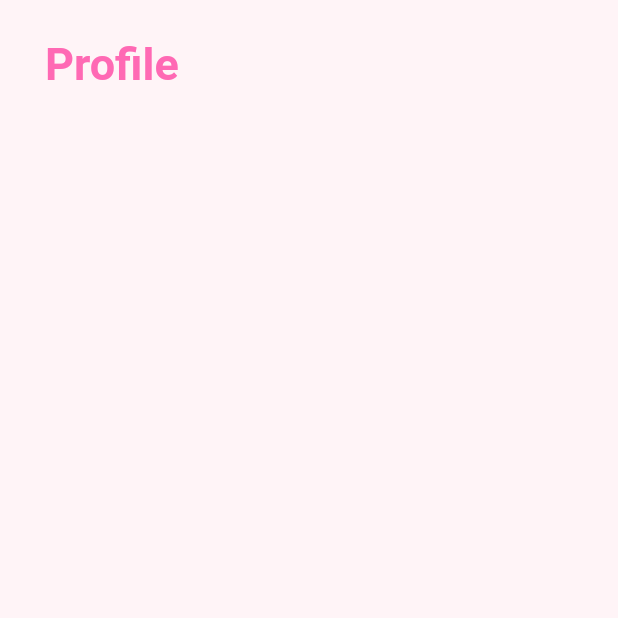
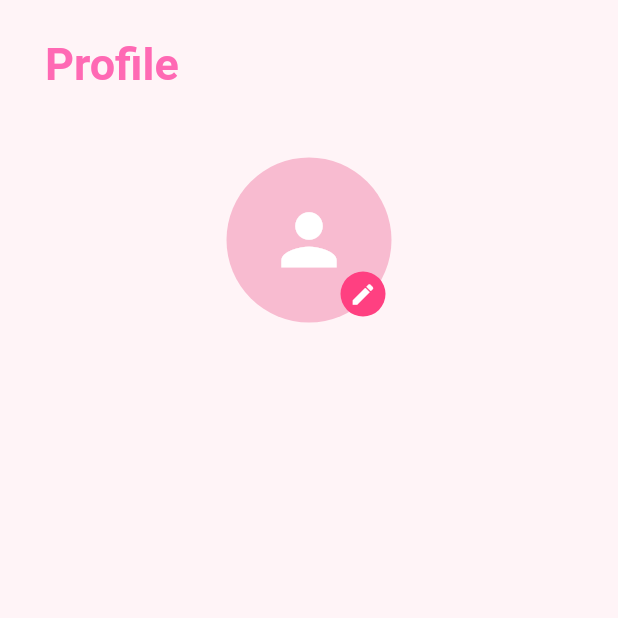
Before and after one commit to ayeshashehzad299/Glitzy, a Flutter app: the ProfileScreen screen opened directly, on a phone screen of 412 x 824 dp, the top half of it. Run offline on Flutter 3.47's test engine with Material 3 defaults, Android fonts, the phone set to English and light mode, and no system bars; our stand-ins replace cloud_firestore, firebase_auth, firebase_core, google_fonts, google_sign_in; accounts and stored records are empty; Roboto replaces fonts that are missing (Chilanka).

Commit message:
add profile avatar component (image picker & supabase upload pending)

```diff
--- a/lib/screens/profile/profile_screen.dart
+++ b/lib/screens/profile/profile_screen.dart
@@ -1,3 +1,4 @@
+import 'package:chatt_app/widgets/profile_avatar.dart';
 import 'package:flutter/material.dart';
 import 'package:google_fonts/google_fonts.dart';
 
@@ -35,6 +36,11 @@ class _ProfileScreenState extends State<ProfileScreen> {
           ),
         ),
       ),
+      body: SingleChildScrollView(
+        child: Center(
+          child: Column(children: [SizedBox(height: 25), ProfileAvatar()]),
+        ),
+      ),
     );
   }
 }
--- /dev/null
+++ b/lib/widgets/profile_avatar.dart
@@ -0,0 +1,43 @@
+import 'package:flutter/material.dart';
+
+class ProfileAvatar extends StatelessWidget {
+  final String? imageUrl;
+  final double size;
+  final VoidCallback? onTap;
+  const ProfileAvatar({super.key, this.imageUrl, this.size = 55, this.onTap});
+
+  @override
+  Widget build(BuildContext context) {
+    return GestureDetector(
+      onTap: onTap,
+      child: Stack(
+        alignment: Alignment.bottomRight,
+        children: [
+          CircleAvatar(
+            radius: size,
+            backgroundColor: Colors.pink[100],
+            backgroundImage: imageUrl != null ? NetworkImage(imageUrl!) : null,
+            child: imageUrl == null
+                ? Icon(Icons.person, size: size, color: Colors.white)
+                : null,
+          ),
+
+          Positioned(
+            bottom: 4,
+            right: 4,
+            child: Container(
+              padding: EdgeInsets.all(6),
+              decoration: BoxDecoration(
+                shape: BoxShape.circle,
+                color: Colors.pinkAccent,
+              ),
+              child: GestureDetector(
+                child: const Icon(Icons.edit, size: 18, color: Colors.white),
+              ),
+            ),
+          ),
+        ],
+      ),
+    );
+  }
+}
```
